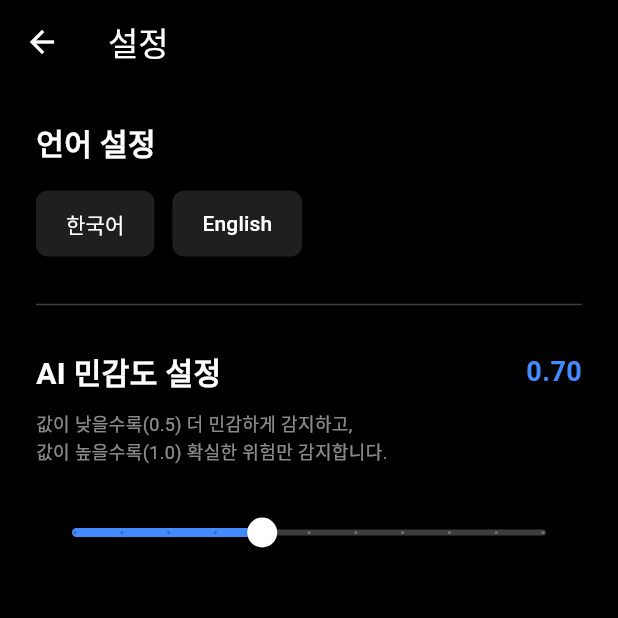
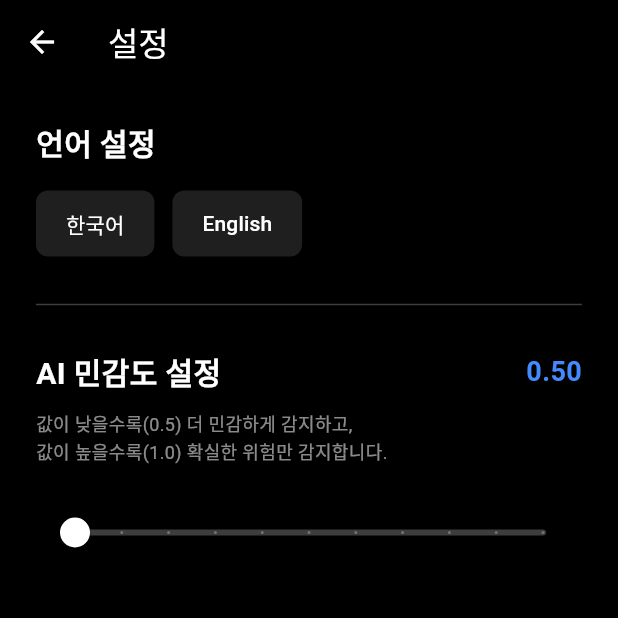
Before and after one commit to Yeon0713/KNU_mathai, a Flutter app: the screen it shows after launch, after a tap on the "settings" icon, on a phone screen of 412 x 824 dp, the top half of it. Run offline on Flutter 3.47's test engine with Material 3 defaults, Android fonts, the phone set to English and light mode, and no system bars; our stand-ins replace audioplayers, battery_plus, camera, geolocator, get, get_storage and 2 more; missing offline and left inert: flutter_vision.

Commit message:
설정창 픽셀 재조정 및 언어 변환 시 실제로 변환되지 않던 부분 수정

```diff
--- a/safety_scooter/lib/controllers/settings_controller.dart
+++ b/safety_scooter/lib/controllers/settings_controller.dart
@@ -1,18 +1,42 @@
-import 'package:flutter/material.dart';
+import 'package:flutter/material.dart'; // ★ 이 줄이 없어서 에러가 난 겁니다! (꼭 추가)
 import 'package:get/get.dart';
+import 'package:get_storage/get_storage.dart';
 
 class SettingsController extends GetxController {
-  // 1. AI 위험 감지 기준 (Confidence Threshold)
-  // 범위: 0.5 (민감함) ~ 1.0 (엄격함)
-  // 기본값: 0.7 (70% 이상 확신할 때만 감지)
-  var confThreshold = 0.7.obs;
+  final box = GetStorage();
 
-  // 2. 겹침 허용도 (IOU Threshold)
-  var iouThreshold = 0.4.obs;
+  // 1. 민감도 변수 (기본값 0.5)
+  var confThreshold = 0.5.obs;
 
-  // 3. 언어 설정
-  void changeLanguage(String langCode, String countryCode) {
-    var locale = Locale(langCode, countryCode);
-    Get.updateLocale(locale);
+  // 2. 소리 설정 변수 (기본값 켜짐)
+  var isSoundOn = true.obs;
+
+  @override
+  void onInit() {
+    super.onInit();
+    // 저장된 값이 있으면 불러오기
+    if (box.hasData('confThreshold')) {
+      confThreshold.value = box.read('confThreshold');
+    }
+    if (box.hasData('isSoundOn')) {
+      isSoundOn.value = box.read('isSoundOn');
+    }
+  }
+
+  // 슬라이더 움직일 때 저장하는 함수
+  void setConfThreshold(double val) {
+    confThreshold.value = val;
+    box.write('confThreshold', val);
+  }
+
+  // 소리 스위치 켤 때 저장하는 함수
+  void toggleSound(bool val) {
+    isSoundOn.value = val;
+    box.write('isSoundOn', val);
+  }
+
+  void changeLanguage(String lang, String country) {
+    // Locale을 쓰려면 맨 위에 material.dart가 있어야 함
+    Get.updateLocale(Locale(lang, country));
   }
 }
--- a/safety_scooter/lib/main.dart
+++ b/safety_scooter/lib/main.dart
@@ -1,20 +1,21 @@
 import 'package:flutter/material.dart';
 import 'package:get/get.dart';
 import 'package:camera/camera.dart';
+import 'package:get_storage/get_storage.dart'; // ★ 1. 패키지 추가
 import 'screens/home_screen.dart';
 import 'utils/languages.dart';
-
 
 List<CameraDescription> cameras = [];
 
 Future<void> main() async {
   WidgetsFlutterBinding.ensureInitialized();
 
+  await GetStorage.init(); // ★ 2. 이 줄을 꼭 추가하세요! (저장소 깨우기)
 
   try {
     cameras = await availableCameras();
   } on CameraException catch (e) {
-    print('카메라를 찾을 수 없습니다: $e');
+    print('카메라 에러: $e');
   }
 
   runApp(const SafetyScooterApp());
--- a/safety_scooter/lib/screens/camera_view.dart
+++ b/safety_scooter/lib/screens/camera_view.dart
@@ -56,7 +56,7 @@ class _CameraViewState extends State<CameraView> with WidgetsBindingObserver {
 
   Future<void> _initializeCamera() async {
     // -----------------------------------------------------
-    // 권한 체크 로직 추가됨
+    // ★ 권한 체크 로직 추가됨
     // -----------------------------------------------------
     var status = await Permission.camera.request();
 
--- a/safety_scooter/lib/screens/home_screen.dart
+++ b/safety_scooter/lib/screens/home_screen.dart
@@ -3,7 +3,7 @@ import 'package:get/get.dart';
 import 'package:safety_scooter/screens/camera_view.dart';
 import '../controllers/global_controller.dart';
 import 'camera_view.dart';
-import 'settings_screen.dart';
+import 'settings_screen.dart'; // <--- 이 줄을 추가하세요!
 
 class HomeScreen extends StatelessWidget {
   const HomeScreen({super.key});
@@ -178,10 +178,10 @@ class HomeScreen extends StatelessWidget {
                           // 설정 화면으로 이동
                           Get.to(() => const SettingsScreen());
                         },
-                        backgroundColor: Colors.grey[800],
-                        elevation: 2,
-                        mini: false,
-                        child: const Icon(Icons.settings, color: Colors.white),
+                        backgroundColor: Colors.grey[800], // 버튼 색상을 조금 더 잘 보이게 변경
+                        elevation: 2, // 그림자 추가
+                        mini: false,  // 버튼 크기를 일반 크기로 키움 (누르기 편하게)
+                        child: const Icon(Icons.settings, color: Colors.white), // 톱니바퀴 아이콘
                       ),
                     ],
                   ),
--- a/safety_scooter/lib/screens/settings_screen.dart
+++ b/safety_scooter/lib/screens/settings_screen.dart
@@ -59,10 +59,9 @@ class SettingsScreen extends StatelessWidget {
               ),
               const SizedBox(height: 10),
 
-              // 설명 텍스트
-              const Text(
-                "값이 낮을수록(0.5) 더 민감하게 감지하고,\n값이 높을수록(1.0) 확실한 위험만 감지합니다.",
-                style: TextStyle(color: Colors.white54, fontSize: 12, height: 1.5),
+              Text(
+                'sensitivity_info'.tr,
+                style: const TextStyle(color: Colors.white54, fontSize: 12, height: 1.5),
               ),
               const SizedBox(height: 20),
 
--- a/safety_scooter/lib/utils/languages.dart
+++ b/safety_scooter/lib/utils/languages.dart
@@ -7,10 +7,11 @@ class Languages extends Translations {
           'settings_title': '설정',
           'language': '언어 설정',
           'ai_sensitivity': 'AI 민감도 설정',
-          'confidence_desc': '정확도 임계값 (낮을수록 더 많이 탐지)',
-          'iou_desc': '박스 겹침 허용도 (높을수록 겹친 박스 허용)',
+          'confidence_desc': '정확도 임계값',
+          'iou_desc': '박스 겹침 허용도',
           'save': '저장 완료',
           'danger_msg': '위험 감지! 감속하세요',
+          'sensitivity_info': '값이 낮을수록(0.5) 더 민감하게 감지하고,\n값이 높을수록(1.0) 확실한 위험만 감지합니다.',
         },
         'en_US': {
           'settings_title': 'Settings',
@@ -20,6 +21,7 @@ class Languages extends Translations {
           'iou_desc': 'IOU Threshold',
           'save': 'Saved',
           'danger_msg': 'DANGER DETECTED! SLOW DOWN',
+          'sensitivity_info': 'Lower values (0.5) detect more sensitively,\nHigher values (1.0) detect only certain dangers.',
         },
       };
 }
--- a/safety_scooter/pubspec.yaml
+++ b/safety_scooter/pubspec.yaml
@@ -43,6 +43,7 @@ dependencies:
   audioplayers: ^6.5.1
   battery_plus: ^7.0.0
   flutter_vision: ^2.0.0
+  get_storage: ^2.1.1
 
 dev_dependencies:
   flutter_test:
```
Also changed, not shown: safety_scooter/lib/services/ai_handler.dart (+21 -12 lines), safety_scooter/lib/services/sensor_service.dart (+37 -40 lines), safety_scooter/lib/utils/notification_helper.dart (+13 -9 lines), safety_scooter/pubspec.lock, 1 other file.
